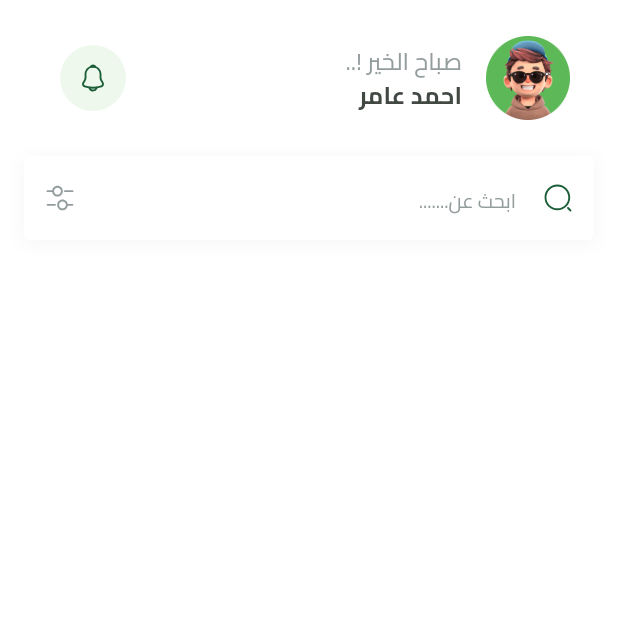
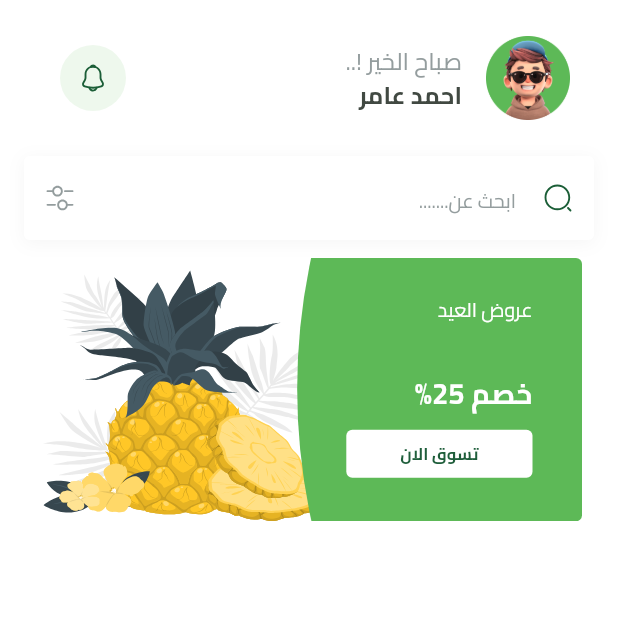
Before and after one commit to abo3amer69/Fruit-App, a Flutter app: the HomeView screen opened by its route, on a phone screen of 412 x 824 dp, the top half of it. Run offline on Flutter 3.47's test engine with Material 3 defaults, Android fonts, the phone set to English and light mode, and no system bars; our stand-ins replace bloc, cloud_firestore, dartz, dots_indicator, firebase_auth, firebase_core and 7 more; missing offline and left inert: flutter_facebook_auth; accounts and stored records are empty.

Commit message:
featured item done and it him in list

```diff
--- /dev/null
+++ b/lib/features/home/presentation/views/widgets/featured_item.dart
@@ -0,0 +1,72 @@
+import 'package:flutter/material.dart';
+import 'package:flutter_svg/svg.dart';
+import 'package:flutter_svg_provider/flutter_svg_provider.dart' as svg;
+
+import 'package:fruit_app/core/utils/app_images.dart';
+import 'package:fruit_app/core/utils/app_text_styles.dart';
+import 'package:fruit_app/features/home/presentation/views/widgets/featured_item_button.dart';
+
+class FeaturedItem extends StatelessWidget {
+  const FeaturedItem({super.key});
+
+  @override
+  Widget build(BuildContext context) {
+    var itemWidth = MediaQuery.sizeOf(context).width - 32;
+    return ClipRRect(
+      borderRadius: BorderRadius.circular(4),
+      child: SizedBox(
+        width: itemWidth,
+        child: AspectRatio(
+          aspectRatio: 342 / 158,
+          child: Stack(
+            children: [
+              Positioned(
+                left: 0,
+                bottom: 0,
+                top: 0,
+                right: itemWidth * .4,
+                child: SvgPicture.asset(
+                  Assets.assetsImagesPageViewItem2Image,
+                  fit: BoxFit.fill,
+                ),
+              ),
+              Container(
+                width: itemWidth * .5,
+                decoration: BoxDecoration(
+                  image: DecorationImage(
+                    image: svg.Svg(Assets.assetsImagesFeaturedItemBackground),
+                    fit: BoxFit.fill,
+                  ),
+                ),
+
+                child: Padding(
+                  padding: const EdgeInsets.only(right: 33),
+                  child: Column(
+                    crossAxisAlignment: CrossAxisAlignment.start,
+                    children: [
+                      SizedBox(height: 25),
+                      Text(
+                        'عروض العيد',
+                        style: TextStyles.regular13.copyWith(
+                          color: Colors.white,
+                        ),
+                      ),
+                      Spacer(),
+                      Text(
+                        'خصم 25%',
+                        style: TextStyles.bold19.copyWith(color: Colors.white),
+                      ),
+                      SizedBox(height: 11),
+                      FeaturedItemButton(onPressed: () {}),
+                      SizedBox(height: 29),
+                    ],
+                  ),
+                ),
+              ),
+            ],
+          ),
+        ),
+      ),
+    );
+  }
+}
--- /dev/null
+++ b/lib/features/home/presentation/views/widgets/featured_item_button.dart
@@ -0,0 +1,34 @@
+import 'package:flutter/material.dart';
+import 'package:fruit_app/core/utils/app_colors.dart';
+import 'package:fruit_app/core/utils/app_text_styles.dart';
+
+class FeaturedItemButton extends StatelessWidget {
+  const FeaturedItemButton({super.key, required this.onPressed});
+  final VoidCallback onPressed;
+
+  @override
+  Widget build(BuildContext context) {
+    return SizedBox(
+      height: 32,
+
+      child: TextButton(
+        style: TextButton.styleFrom(
+          shape: RoundedRectangleBorder(
+            borderRadius: BorderRadius.circular(4),
+          ),
+          backgroundColor: Colors.white,
+        ),
+        onPressed: onPressed,
+        child: Padding(
+          padding: const EdgeInsets.symmetric(horizontal: 24),
+          child: FittedBox(
+            child: Text(
+              'تسوق الان',
+              style: TextStyles.bold13.copyWith(color: AppColors.primaryColor),
+            ),
+          ),
+        ),
+      ),
+    );
+  }
+}
--- /dev/null
+++ b/lib/features/home/presentation/views/widgets/featured_list.dart
@@ -0,0 +1,21 @@
+import 'package:flutter/material.dart';
+import 'package:fruit_app/features/home/presentation/views/widgets/featured_item.dart';
+
+class FeaturedList extends StatelessWidget {
+  const FeaturedList({super.key});
+
+  @override
+  Widget build(BuildContext context) {
+    return SingleChildScrollView(
+      scrollDirection: Axis.horizontal,
+      child: Row(
+        children: List.generate(4, (index) {
+          return Padding(
+            padding: const EdgeInsets.symmetric(horizontal: 8),
+            child: FeaturedItem(),
+          );
+        }),
+      ),
+    );
+  }
+}
--- a/lib/features/home/presentation/views/widgets/home_view_body.dart
+++ b/lib/features/home/presentation/views/widgets/home_view_body.dart
@@ -2,6 +2,8 @@ import 'package:flutter/material.dart';
 import 'package:fruit_app/constants.dart';
 import 'package:fruit_app/core/widget/search_text_field.dart';
 import 'package:fruit_app/features/home/presentation/views/widgets/custom_home_app_bar.dart';
+import 'package:fruit_app/features/home/presentation/views/widgets/featured_item.dart';
+import 'package:fruit_app/features/home/presentation/views/widgets/featured_list.dart';
 
 class HomeViewBody extends StatelessWidget {
   const HomeViewBody({super.key});
@@ -19,6 +21,8 @@ class HomeViewBody extends StatelessWidget {
                 CustomHomeAppBar(),
                 SizedBox(height: kTopPaddding),
                 SearchTextField(),
+              SizedBox(height: 12,),
+              FeaturedList(),
               ],
             ),
           ),
--- a/lib/main.dart
+++ b/lib/main.dart
@@ -13,6 +13,7 @@ import 'package:fruit_app/firebase_options.dart';
 import 'generated/l10n.dart';
 
 void main() async {
+
   WidgetsFlutterBinding.ensureInitialized();
   Bloc.observer = CustomBlocObserver();
     await Firebase.initializeApp(
--- a/pubspec.yaml
+++ b/pubspec.yaml
@@ -42,6 +42,7 @@ dependencies:
   flutter_localizations:
     sdk: flutter
   flutter_svg: ^2.0.17
+  flutter_svg_provider: ^1.0.7
   get_it: ^8.0.3
   google_sign_in: ^6.3.0
   modal_progress_hud_nsn: ^0.5.1
```
Also changed, not shown: pubspec.lock.
